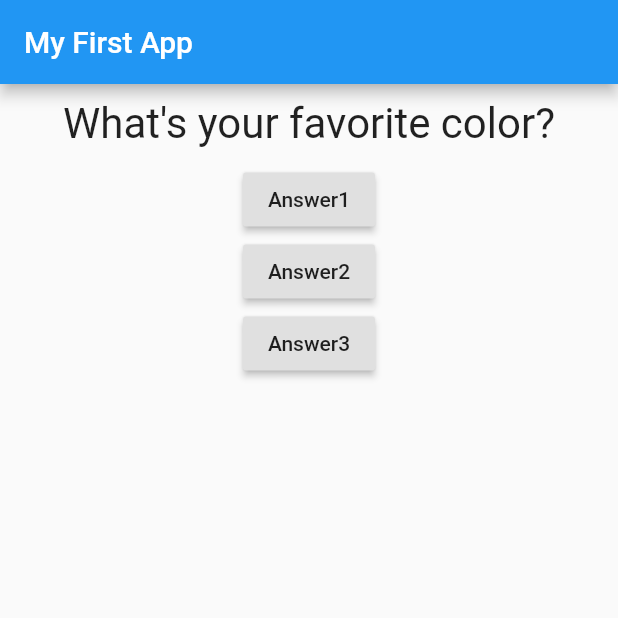
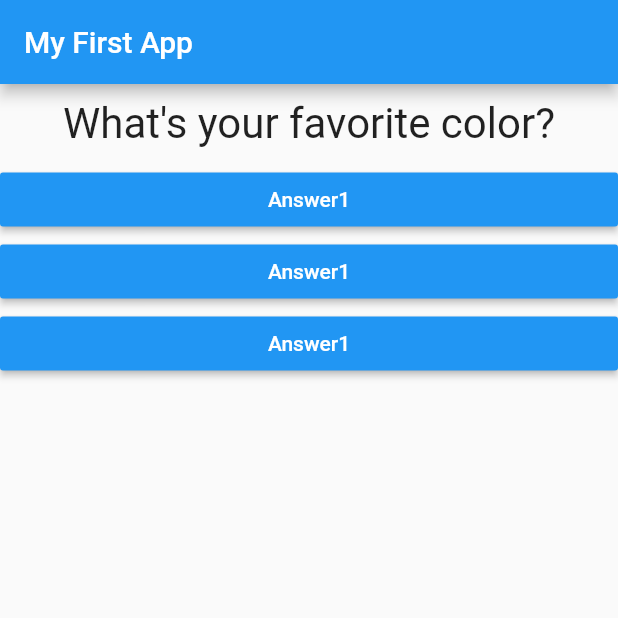
Before and after one commit to SusanGuy/FlutterQuizApp, a Flutter app: the screen it shows after launch, on a phone screen of 412 x 824 dp, the top half of it. Run offline on Flutter 3.47's test engine with Material 2 defaults, Android fonts, the phone set to English and light mode, and no system bars.

Commit message:
Question and Answer button widget done

```diff
--- /dev/null
+++ b/lib/answer.dart
@@ -0,0 +1,19 @@
+import 'package:flutter/material.dart';
+
+class AnswerButton extends StatelessWidget {
+  final Function selectHandler;
+  AnswerButton(this.selectHandler);
+  @override
+  Widget build(BuildContext context) {
+    return Container(
+      width: double.infinity,
+      child: RaisedButton(
+        color: Colors.blue,
+        textColor: Colors.white,
+        padding: EdgeInsets.all(5),
+        child: Text("Answer1"),
+        onPressed: selectHandler,
+      ),
+    );
+  }
+}
--- a/lib/main.dart
+++ b/lib/main.dart
@@ -1,5 +1,6 @@
 import 'package:flutter/material.dart';
 import "./question.dart";
+import "./answer.dart";
 
 void main() => runApp(MyApp());
 
@@ -30,18 +31,9 @@ class _MyAppState extends State<MyApp> {
         appBar: AppBar(title: Text("My First App")),
         body: Column(children: [
           Question(questions[_questionIndex]),
-          RaisedButton(
-            child: Text("Answer1"),
-            onPressed: _answerQuestions,
-          ),
-          RaisedButton(
-            child: Text("Answer2"),
-            onPressed: _answerQuestions,
-          ),
-          RaisedButton(
-            child: Text("Answer3"),
-            onPressed: _answerQuestions,
-          ),
+          AnswerButton(_answerQuestions),
+          AnswerButton(_answerQuestions),
+          AnswerButton(_answerQuestions),
         ]),
       ),
     );
```
